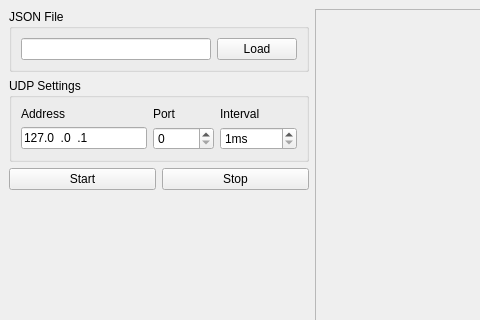
The window that MainWindow.ui (IamKornitskiy/UdpPacketGenerator) describes before a commit, drawn with Qt 5; both pictures show x 0 to 480 and y 0 to 320 of the 800 by 600 pixel window.
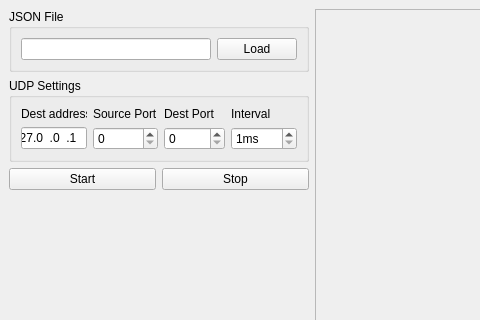
The same window after the commit.

Commit message: add source port settings

Diff of the .ui file:
```diff
--- a/MainWindow.ui
+++ b/MainWindow.ui
@@ -54,44 +54,7 @@
          <string>UDP Settings</string>
         </property>
         <layout class="QGridLayout" name="gridLayout">
-         <item row="0" column="1">
-          <widget class="QLabel" name="label">
-           <property name="text">
-            <string>Port</string>
-           </property>
-          </widget>
-         </item>
-         <item row="0" column="0">
-          <widget class="QLabel" name="label_2">
-           <property name="text">
-            <string>Address</string>
-           </property>
-          </widget>
-         </item>
-         <item row="1" column="1">
-          <widget class="QSpinBox" name="sbPort">
-           <property name="maximum">
-            <number>65635</number>
-           </property>
-          </widget>
-         </item>
-         <item row="1" column="0">
-          <widget class="QLineEdit" name="leAddress">
-           <property name="maximumSize">
-            <size>
-             <width>150</width>
-             <height>16777215</height>
-            </size>
-           </property>
-           <property name="inputMask">
-            <string>000.000.000.000</string>
-           </property>
-           <property name="text">
-            <string>127.0.0.1</string>
-           </property>
-          </widget>
-         </item>
-         <item row="0" column="2">
+         <item row="0" column="3">
           <widget class="QLabel" name="label_3">
            <property name="text">
             <string>Interval</string>
@@ -101,7 +64,14 @@
            </property>
           </widget>
          </item>
-         <item row="1" column="2">
+         <item row="0" column="2">
+          <widget class="QLabel" name="label">
+           <property name="text">
+            <string>Dest Port</string>
+           </property>
+          </widget>
+         </item>
+         <item row="1" column="3">
           <widget class="QSpinBox" name="sbInterval">
            <property name="minimumSize">
             <size>
@@ -116,7 +86,51 @@
             <number>1</number>
            </property>
            <property name="maximum">
-            <number>10000</number>
+            <number>99999</number>
+           </property>
+          </widget>
+         </item>
+         <item row="0" column="0">
+          <widget class="QLabel" name="label_2">
+           <property name="text">
+            <string>Dest address</string>
+           </property>
+          </widget>
+         </item>
+         <item row="1" column="2">
+          <widget class="QSpinBox" name="sbDestPort">
+           <property name="maximum">
+            <number>65535</number>
+           </property>
+          </widget>
+         </item>
+         <item row="1" column="0">
+          <widget class="QLineEdit" name="leDestAddress">
+           <property name="maximumSize">
+            <size>
+             <width>150</width>
+             <height>16777215</height>
+            </size>
+           </property>
+           <property name="inputMask">
+            <string>000.000.000.000</string>
+           </property>
+           <property name="text">
+            <string>127.0.0.1</string>
+           </property>
+          </widget>
+         </item>
+         <item row="0" column="1">
+          <widget class="QLabel" name="label_4">
+           <property name="text">
+            <string>Source Port</string>
+           </property>
+          </widget>
+         </item>
+         <item row="1" column="1">
+          <widget class="QSpinBox" name="sbSrcPort">
+           <property name="maximum">
+            <number>65535</number>
            </property>
           </widget>
          </item>
```
The commit also changes 1 other file.
